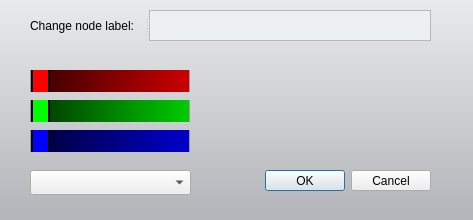
First picture: the form in IntelliGraph/popup.ui, repository SEGroup10/IntelliGraph, before the edit.
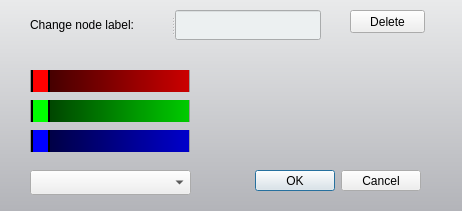
Second picture: the form after the edit.

What changed in the file:
```diff
--- a/IntelliGraph/popup.ui
+++ b/IntelliGraph/popup.ui
@@ -6,8 +6,8 @@
    <rect>
     <x>0</x>
     <y>0</y>
-    <width>473</width>
-    <height>220</height>
+    <width>462</width>
+    <height>211</height>
    </rect>
   </property>
   <property name="sizePolicy">
@@ -86,9 +86,9 @@
   <widget class="QDialogButtonBox" name="buttonBox">
    <property name="geometry">
     <rect>
-     <x>230</x>
+     <x>240</x>
      <y>170</y>
-     <width>201</width>
+     <width>181</width>
      <height>21</height>
     </rect>
    </property>
@@ -151,7 +151,7 @@
   <widget class="QLabel" name="colourPreview">
    <property name="geometry">
     <rect>
-     <x>260</x>
+     <x>250</x>
      <y>70</y>
      <width>171</width>
      <height>81</height>
@@ -166,8 +166,8 @@
     <rect>
      <x>30</x>
      <y>10</y>
-     <width>401</width>
-     <height>31</height>
+     <width>291</width>
+     <height>30</height>
     </rect>
    </property>
    <property name="orientation">
@@ -178,29 +178,20 @@
      <string>Change node label:</string>
     </property>
    </widget>
-   <widget class="QPlainTextEdit" name="labelTextbox">
-    <property name="sizePolicy">
-     <sizepolicy hsizetype="Expanding" vsizetype="Fixed">
-      <horstretch>0</horstretch>
-      <verstretch>0</verstretch>
-     </sizepolicy>
-    </property>
-    <property name="inputMethodHints">
-     <set>Qt::ImhNone</set>
-    </property>
-    <property name="verticalScrollBarPolicy">
-     <enum>Qt::ScrollBarAlwaysOff</enum>
-    </property>
-    <property name="horizontalScrollBarPolicy">
-     <enum>Qt::ScrollBarAlwaysOff</enum>
-    </property>
-    <property name="tabChangesFocus">
-     <bool>true</bool>
-    </property>
-    <property name="lineWrapMode">
-     <enum>QPlainTextEdit::NoWrap</enum>
-    </property>
-   </widget>
+   <widget class="QLineEdit" name="labelTextbox"/>
+  </widget>
+  <widget class="QPushButton" name="DeleteButton">
+   <property name="geometry">
+    <rect>
+     <x>350</x>
+     <y>10</y>
+     <width>75</width>
+     <height>23</height>
+    </rect>
+   </property>
+   <property name="text">
+    <string>Delete</string>
+   </property>
   </widget>
  </widget>
  <resources/>
```
Left out of the diff: 16 changed lines with no effect on the pictures.
